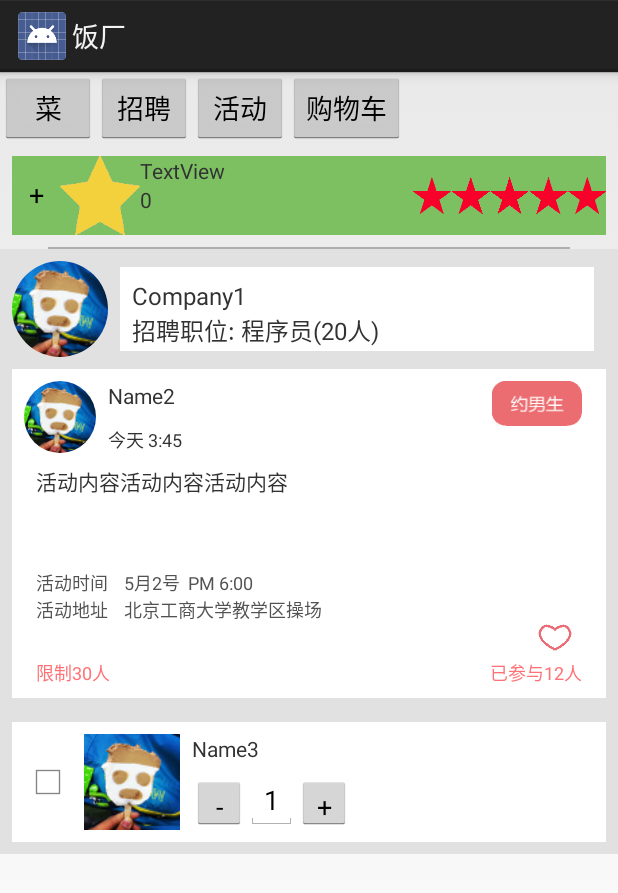
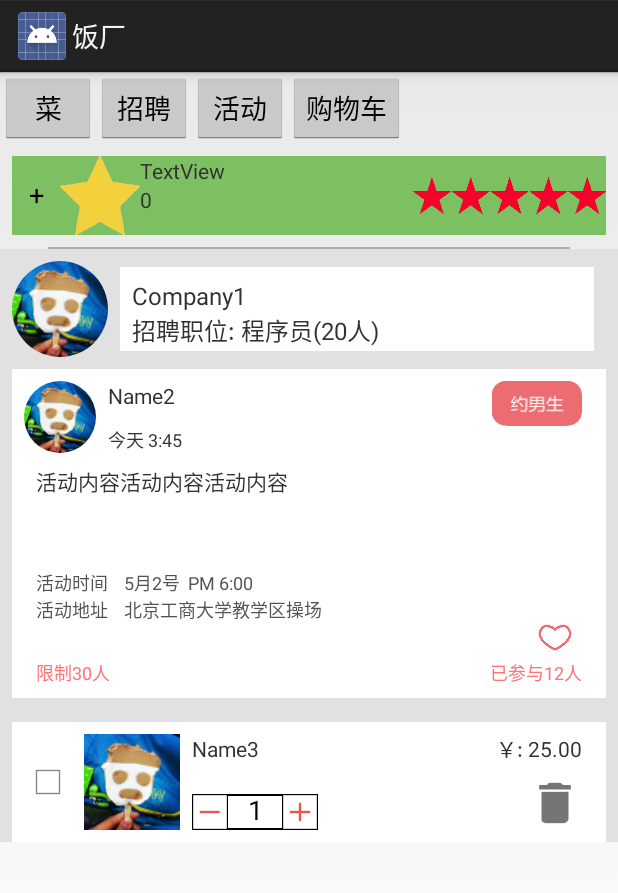
Before and after one commit to ypwhs/Canteen, an Android app: the FanChang screen opened directly, with no data from a screen before it, after a tap on "购物车", on a phone screen of 412 x 824 dp. Shown: the top 893 px of the screen. Run offline under Robolectric (Android 15) with nearby library versions, the phone set to English and light mode, and no system bars; our stand-ins replace CircleImageView; plain views replace CheckBox, ScrollView; 3 other taps on this screen came first.

Commit message:
master
购物车

```diff
--- a/canteen/build.gradle
+++ b/canteen/build.gradle
@@ -19,7 +19,7 @@ android {
 }
 
 dependencies {
-    compile fileTree(dir:'ilbs',include:['*.jar'])
+    compile fileTree(dir: 'ilbs', include: ['*.jar'])
     compile 'de.hdodenhof:circleimageview:1.2.2'
     compile 'com.soundcloud.android:android-crop:0.9.10@aar'
     compile 'com.github.navasmdc:MaterialDesign:1.+@aar'
--- a/canteen/src/main/java/com/bymxd/canteen/ZhuCe.java
+++ b/canteen/src/main/java/com/bymxd/canteen/ZhuCe.java
@@ -4,7 +4,7 @@ import android.app.Activity;
 import android.os.Bundle;
 
 public class ZhuCe extends Activity {
-	@Override
+    @Override
     protected void onCreate(Bundle savedInstanceState) {
         super.onCreate(savedInstanceState);
         setContentView(R.layout.activity_denglu);
--- a/canteen/src/main/res/layout/card_gouwuche.xml
+++ b/canteen/src/main/res/layout/card_gouwuche.xml
@@ -3,16 +3,17 @@
                 xmlns:materialdesign="http://schemas.android.com/apk/res-auto"
                 android:layout_width="match_parent"
                 android:layout_height="match_parent"
-                android:background="#E2E1E1">
+                android:background="#E2E1E1"
+                android:id="@+id/gouwuche_layout">
 
     <RelativeLayout
         android:layout_width="match_parent"
         android:layout_height="wrap_content"
-        android:layout_marginBottom="8dp"
         android:layout_marginLeft="8dp"
         android:layout_marginRight="8dp"
         android:layout_marginTop="8dp"
-        android:background="#FFFFFF">
+        android:background="#FFFFFF"
+        android:id="@+id/gouwuche_layout2">
 
         <com.gc.materialdesign.views.CheckBox
             android:id="@+id/gouwuche_checkbox"
@@ -46,34 +47,82 @@
             android:layout_height="0dp"
             android:layout_below="@+id/guowuche_head"
             android:layout_marginTop="8dp"
-            android:id="@+id/view"/>
+            android:id="@+id/gouwuche_kongbai"/>
+
+        <Button
+            android:layout_width="24dp"
+            android:layout_height="24dp"
+            android:text=""
+            android:background="@drawable/gouwuche_jian"
+            android:id="@+id/gouwuche_jian"
+            android:onClick="add3"
+            android:layout_above="@+id/gouwuche_kongbai"
+            android:layout_alignLeft="@+id/gouwuche_name"
+            android:layout_alignStart="@+id/gouwuche_name"/>
+
+        <View
+            android:id="@+id/gouwuche_topxian"
+            android:layout_width="match_parent"
+            android:layout_height="1dp"
+            android:layout_toRightOf="@+id/gouwuche_jian"
+            android:layout_toLeftOf="@+id/gouwuche_jia"
+            android:layout_alignTop="@+id/gouwuche_jian"
+            android:background="#000000"
+            />
+
+        <EditText
+            android:layout_width="36dp"
+            android:layout_height="match_parent"
+            android:id="@+id/editText"
+            android:layout_toRightOf="@+id/gouwuche_jian"
+            android:layout_marginTop="1dp"
+            android:layout_alignTop="@+id/gouwuche_jian"
+            android:layout_marginBottom="1dp"
+            android:layout_alignBottom="@+id/gouwuche_jian"
+            android:background="#FFFFFF"
+            android:text="1"
+            android:gravity="center_vertical|center_horizontal"
+            android:inputType="number"/>
+
+        <View
+            android:id="@+id/gouwuche_bottomxian"
+            android:layout_width="match_parent"
+            android:layout_height="1dp"
+            android:layout_toRightOf="@+id/gouwuche_jian"
+            android:layout_toLeftOf="@+id/gouwuche_jia"
+            android:layout_alignBottom="@+id/gouwuche_jian"
+            android:background="#000000"
+            />
+
+        <Button
+            android:layout_width="24dp"
+            android:layout_height="wrap_content"
+            android:id="@+id/gouwuche_jia"
+            android:onClick="add4"
+            android:background="@drawable/gouwuche_jia"
+            android:layout_alignTop="@+id/gouwuche_jian"
+            android:layout_alignBottom="@+id/gouwuche_jian"
+            android:layout_toRightOf="@+id/editText"
+            android:layout_toEndOf="@+id/editText"/>
+
+        <TextView
+            android:layout_width="wrap_content"
+            android:layout_height="wrap_content"
+            android:id="@+id/gouwuche_jiage"
+            android:layout_alignRight="@+id/gouwuche_delete"
+            android:layout_above="@id/gouwuche_delete"
+            android:layout_marginBottom="8dp"
+            android:text="￥: 25.00"/>
 
         <Button
             android:layout_width="36dp"
             android:layout_height="36dp"
-            android:text="-"
-            android:id="@+id/gouwuche_jian"
-            android:layout_above="@+id/view"
-            android:layout_alignLeft="@+id/gouwuche_name"
-            android:layout_alignStart="@+id/gouwuche_name"/>
+            android:id="@+id/gouwuche_delete"
+            android:background="@drawable/gouwuche_delete"
+            android:layout_above="@+id/gouwuche_kongbai"
+            android:layout_alignParentRight="true"
+            android:layout_marginRight="16dp"/>
 
-        <EditText
-            android:layout_width="wrap_content"
-            android:layout_height="wrap_content"
-            android:id="@+id/editText"
-            android:layout_above="@+id/view"
-            android:layout_toRightOf="@+id/gouwuche_jian"
-            android:layout_toEndOf="@+id/gouwuche_jian"
-            android:text="1"/>
-
-        <Button
-            android:layout_width="36dp"
-            android:layout_height="36dp"
-            android:text="+"
-            android:id="@+id/gouwuche_jia"
-            android:layout_above="@+id/view"
-            android:layout_toRightOf="@+id/editText"
-            android:layout_toEndOf="@+id/editText"/>
     </RelativeLayout>
 
 </RelativeLayout>
--- a/canteen/src/main/res/menu/main.xml
+++ b/canteen/src/main/res/menu/main.xml
@@ -1,6 +1,6 @@
 <menu xmlns:android="http://schemas.android.com/apk/res/android"
-    xmlns:tools="http://schemas.android.com/tools"
-    tools:context="com.bymxd.canteen.MainActivity" >
+      xmlns:tools="http://schemas.android.com/tools"
+      tools:context="com.bymxd.canteen.MainActivity">
 
     <item
         android:id="@+id/action_settings"
```
Also changed, not shown: canteen/src/main/res/drawable-xhdpi/food_rating_bar_full.xml (+9 -6 lines), canteen/src/main/res/layout/activity_fanchang.xml (+8 -8 lines), canteen/src/main/res/layout/activity_gerenzhongxin.xml (+6 -6 lines), canteen/src/main/res/layout/activity_main.xml (+6 -6 lines), canteen/src/main/res/layout/card_cai.xml (+9 -9 lines), canteen/src/main/res/layout/card_huodong.xml (+14 -14 lines), canteen/src/main/res/layout/card_zhaopin.xml (+7 -7 lines), canteen/src/main/res/layout/fragment_main.xml (+6 -6 lines), canteen/src/main/res/values/styles.xml (+5 -5 lines), canteen/src/main/java/com/bymxd/canteen/FanChang.java (indentation only), canteen/src/main/java/com/bymxd/canteen/MainActivity.java (indentation only), canteen/src/main/res/drawable-xxhdpi/gouwuche_delete.png (added), canteen/src/main/res/drawable-xxhdpi/gouwuche_jia.png (added), canteen/src/main/res/drawable-xxhdpi/gouwuche_jian.png (added), 1 other file.
